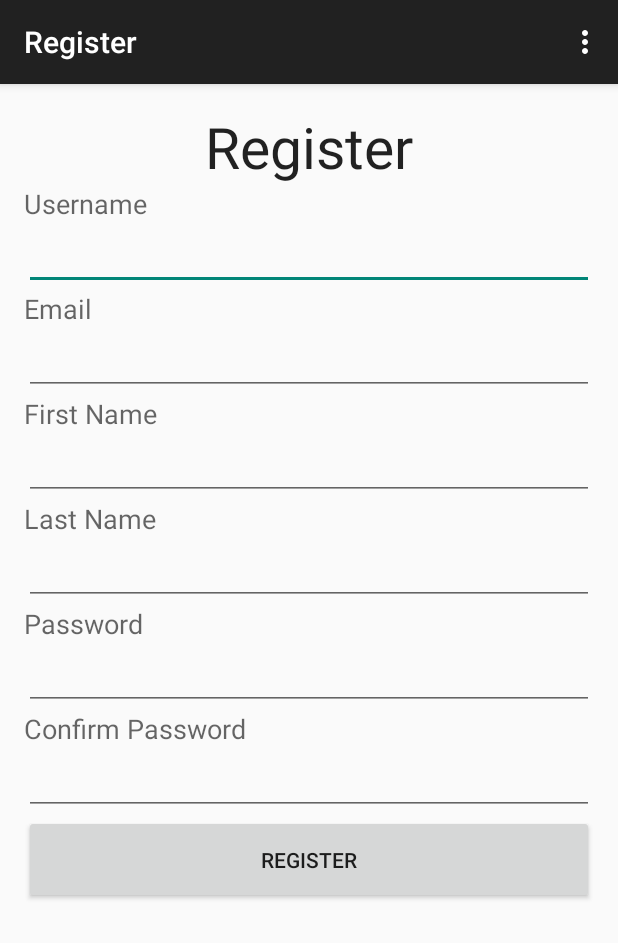
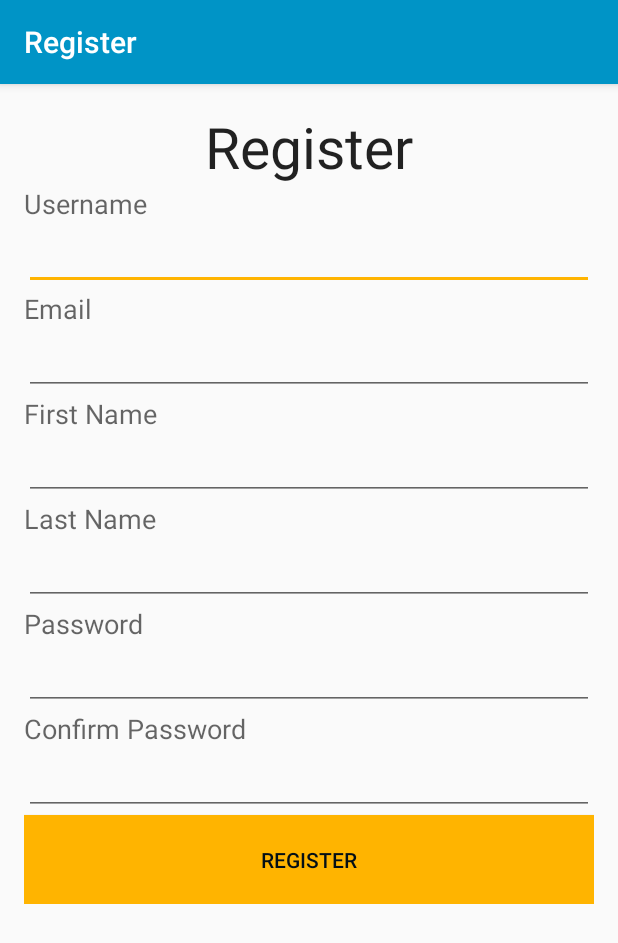
Before and after one commit to stamlercas/PlaceTalkr, an Android app: the screen it shows after launch (RegisterActivity), after a tap on an icon or button, on a phone screen of 412 x 824 dp. Shown: the top 943 px of the screen. Run offline under Robolectric (Android 15) with nearby library versions, the phone set to English and light mode, and no system bars; 2 statements that could not run were skipped.

Commit message:
Added styles and bug fixes

```diff
--- a/SocialMediaProject/app/src/main/res/layout/activity_comments.xml
+++ b/SocialMediaProject/app/src/main/res/layout/activity_comments.xml
@@ -92,7 +92,8 @@
             android:layout_height="match_parent"
             android:text="@string/btnSubmit"
             android:id="@+id/btnSubmit"
-            android:layout_weight=".33" />
+            android:layout_weight=".33"
+            style="@style/ButtonTheme" />
 
     </LinearLayout>
 
--- a/SocialMediaProject/app/src/main/res/layout/activity_login.xml
+++ b/SocialMediaProject/app/src/main/res/layout/activity_login.xml
@@ -59,7 +59,8 @@
         android:id="@+id/btnLogin"
         android:layout_below="@+id/editPassword"
         android:layout_centerHorizontal="true"
-        android:padding="20dp" />
+        android:padding="20dp"
+        style="@style/ButtonTheme" />
 
     <TextView
         android:layout_width="wrap_content"
--- a/SocialMediaProject/app/src/main/res/layout/activity_main.xml
+++ b/SocialMediaProject/app/src/main/res/layout/activity_main.xml
@@ -41,7 +41,8 @@
             android:layout_height="match_parent"
             android:text="@string/btnPost"
             android:id="@+id/btnPost"
-            android:layout_weight=".33" />
+            android:layout_weight=".33"
+            style="@style/ButtonTheme" />
 
     </LinearLayout>
 
--- a/SocialMediaProject/app/src/main/res/layout/activity_register.xml
+++ b/SocialMediaProject/app/src/main/res/layout/activity_register.xml
@@ -122,7 +122,8 @@
             android:id="@+id/btnRegister"
             android:layout_below="@+id/editPassword"
             android:layout_centerHorizontal="true"
-            android:padding="20dp" />
+            android:padding="20dp"
+            style="@style/ButtonTheme" />
     </LinearLayout>
 
 </ScrollView>
--- a/SocialMediaProject/app/src/main/res/menu/menu_login.xml
+++ b/SocialMediaProject/app/src/main/res/menu/menu_login.xml
@@ -2,6 +2,4 @@
     xmlns:app="http://schemas.android.com/apk/res-auto"
     xmlns:tools="http://schemas.android.com/tools"
     tools:context="com.stamler.socialmediaproject.LoginActivity">
-    <item android:id="@+id/action_settings" android:title="@string/action_settings"
-        android:orderInCategory="100" app:showAsAction="never" />
 </menu>
--- a/SocialMediaProject/app/src/main/res/menu/menu_register.xml
+++ b/SocialMediaProject/app/src/main/res/menu/menu_register.xml
@@ -2,6 +2,4 @@
     xmlns:app="http://schemas.android.com/apk/res-auto"
     xmlns:tools="http://schemas.android.com/tools"
     tools:context="com.stamler.socialmediaproject.RegisterActivity">
-    <item android:id="@+id/action_settings" android:title="@string/action_settings"
-        android:orderInCategory="100" app:showAsAction="never" />
 </menu>
--- a/SocialMediaProject/app/src/main/res/values/strings.xml
+++ b/SocialMediaProject/app/src/main/res/values/strings.xml
@@ -17,7 +17,7 @@
     <string name="registerHere">Don\'t have an account? Register Here.</string>
     <string name="btnPost">Post</string>
     <string name="title_activity_post_details">PostDetailsActivity</string>
-    <string name="title_activity_comments">CommentsActivity</string>
+    <string name="title_activity_comments">Comments</string>
     <string name="menuitem_refresh">Refresh</string>
     <string name="action_findPlace">Not Here?</string>
     <string name="btnSubmit">Submit</string>
--- a/SocialMediaProject/app/src/main/res/values/styles.xml
+++ b/SocialMediaProject/app/src/main/res/values/styles.xml
@@ -2,7 +2,14 @@
 
     <!-- Base application theme. -->
     <style name="AppTheme" parent="Theme.AppCompat.Light.DarkActionBar">
-        <!-- Customize your theme here. -->
+        <item name="colorPrimary">#0094C6</item>
+        <item name="colorPrimaryDark">#040F16</item>
+        <item name="colorAccent">#FFB400</item>
+    </style>
+
+    <style name="ButtonTheme">
+        <item name="android:textColor">#040F16</item>
+        <item name="android:background">#FFB400</item>
     </style>
 
     <style name="AppTheme.NoActionBar">
```
Also changed, not shown: SocialMediaProject/app/src/main/java/com/stamler/socialmediaproject/LoginActivity.java (+0 -15 lines).
